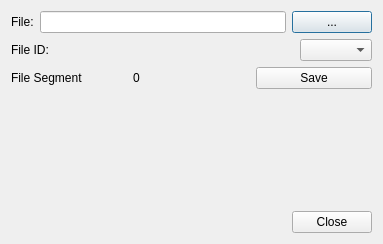
Qt form ground/gcs/src/plugins/logging/flightlogdownload.ui (TauLabs/TauLabs) before a commit.
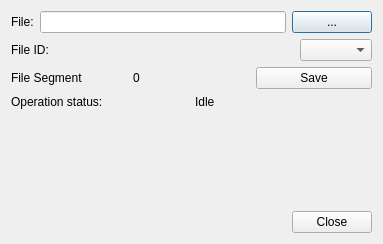
The same form after that commit.

Commit message:
Logging UI: Enable status messages
Previously, there was no UI indication that the logging was completed. This
adds simple functionality to display the logging download state in the
logging dialog box.

The edit to the form file:
```diff
--- a/ground/gcs/src/plugins/logging/flightlogdownload.ui
+++ b/ground/gcs/src/plugins/logging/flightlogdownload.ui
@@ -87,6 +87,24 @@
      </item>
     </layout>
    </item>
+   <item>
+    <layout class="QHBoxLayout" name="horizontalLayout_4">
+     <item>
+      <widget class="QLabel" name="label_4">
+       <property name="text">
+        <string>Operation status: </string>
+       </property>
+      </widget>
+     </item>
+     <item>
+      <widget class="QLabel" name="lb_operationStatus">
+       <property name="text">
+        <string>Idle</string>
+       </property>
+      </widget>
+     </item>
+    </layout>
+   </item>
    <item>
     <spacer name="verticalSpacer">
      <property name="orientation">
```
The commit also changes 1 other file.
